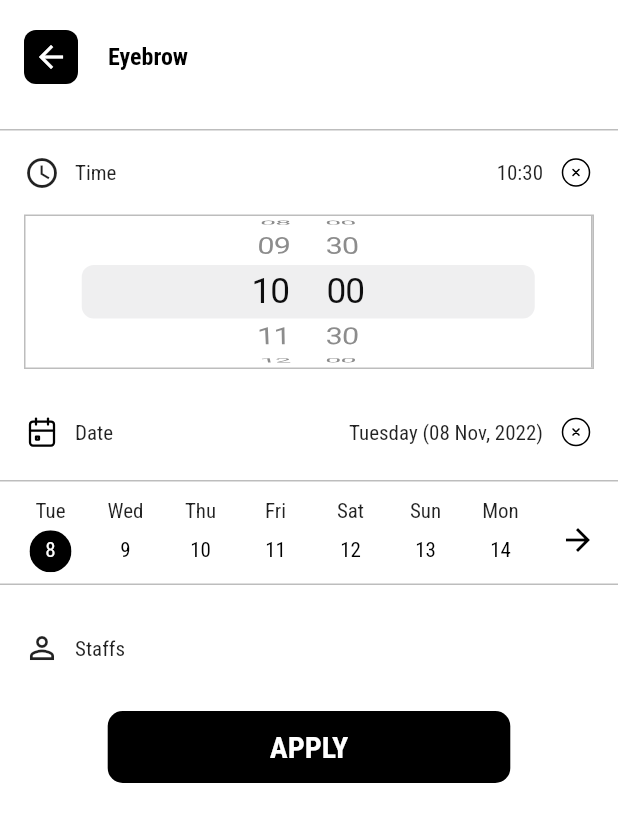
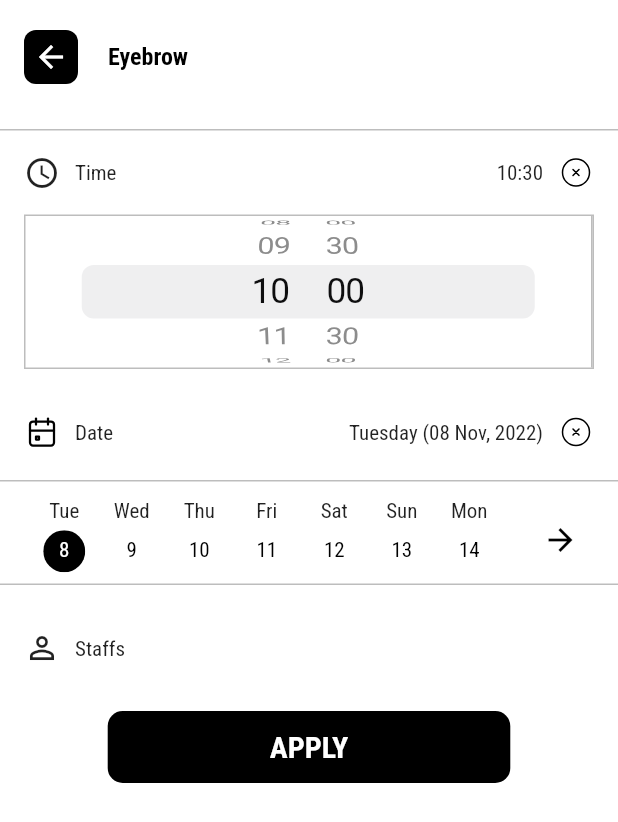
Before and after one commit to latiosthinh/mybeauty-flutter, a Flutter app: the AppointmentScreen screen opened directly, on a phone screen of 412 x 824 dp. Shown: the top 822 px of the screen. Run offline on Flutter 3.47's test engine with Material 2 defaults, Android fonts, the light colour scheme and no system bars; our stand-ins replace cloud_firestore, firebase_auth, firebase_core, firebase_storage, flutter_datetime_picker, flutter_svg and 3 more; accounts and stored records are empty; generated files the repository leaves out were written again.

Commit message:
adjust date picker width

```diff
--- a/lib/components/date_line/index.dart
+++ b/lib/components/date_line/index.dart
@@ -40,7 +40,7 @@ class _DateLineState extends State<DateLine> {
                 children: workDates.map((date) {
                   return SizedBox(
                       height: 55,
-                      width: 50,
+                      width: 45,
                       child: Column(
                         children: [
                           Text(
```
